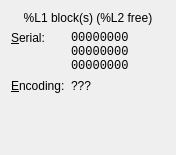
Qt form src/mcrecover/ui/MemCardView.ui (GerbilSoft/mcrecover) before a commit.
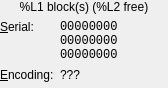
The same form after that commit.

Commit message:
ui/: Remove margins from the widgets' formLayouts.
The margins didn't really affect the KDE Oxygen appearance,
but they resulted in massive wasted space on Plastique and
Win32 themes. Removing the margins fixes the wasted space
there, and doesn't affect the KDE Oxygen appearance much.

Patch:
```diff
--- a/src/mcrecover/ui/MemCardView.ui
+++ b/src/mcrecover/ui/MemCardView.ui
@@ -6,14 +6,17 @@
    <rect>
     <x>0</x>
     <y>0</y>
-    <width>176</width>
-    <height>155</height>
+    <width>168</width>
+    <height>88</height>
    </rect>
   </property>
   <layout class="QFormLayout" name="formLayout">
    <property name="fieldGrowthPolicy">
     <enum>QFormLayout::ExpandingFieldsGrow</enum>
    </property>
+   <property name="margin">
+    <number>0</number>
+   </property>
    <item row="0" column="0" colspan="2">
     <widget class="QLabel" name="lblBlockCount">
      <property name="text">
```
The commit also changes 1 other file.
